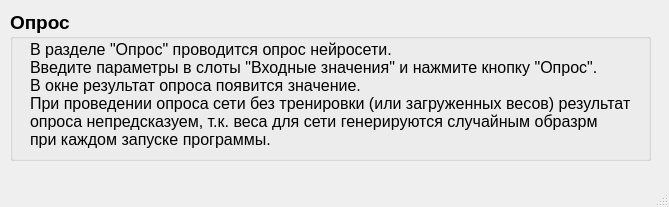
First picture: the form in uixml/helpQuery.ui, repository ILTZ/NNGUI, before the edit.
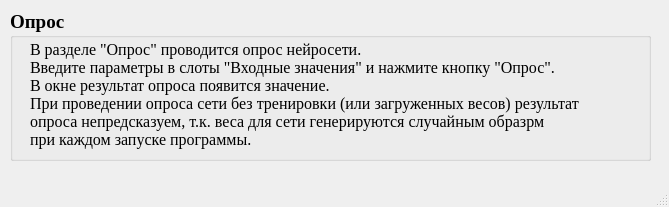
Second picture: the form after the edit. Icons and pictures are not drawn.

Diff of the .ui file:
```diff
--- a/uixml/helpQuery.ui
+++ b/uixml/helpQuery.ui
@@ -29,6 +29,7 @@
     </property>
     <property name="font">
      <font>
+      <family>Times New Roman</family>
       <pointsize>14</pointsize>
       <weight>75</weight>
       <bold>true</bold>
```
